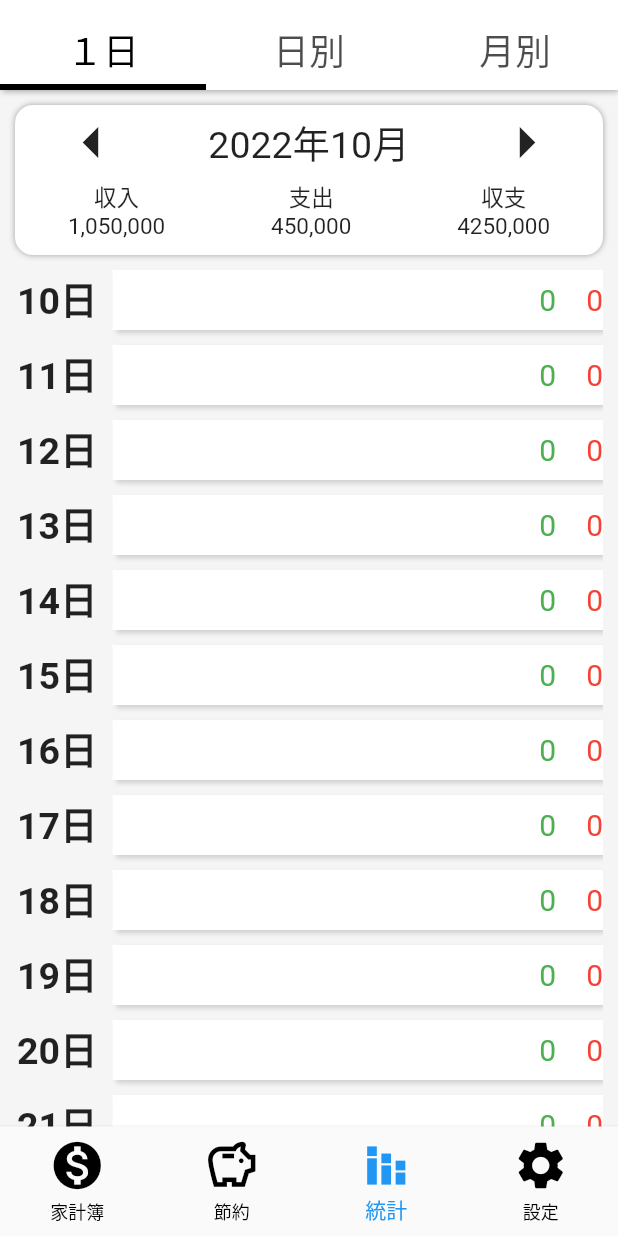
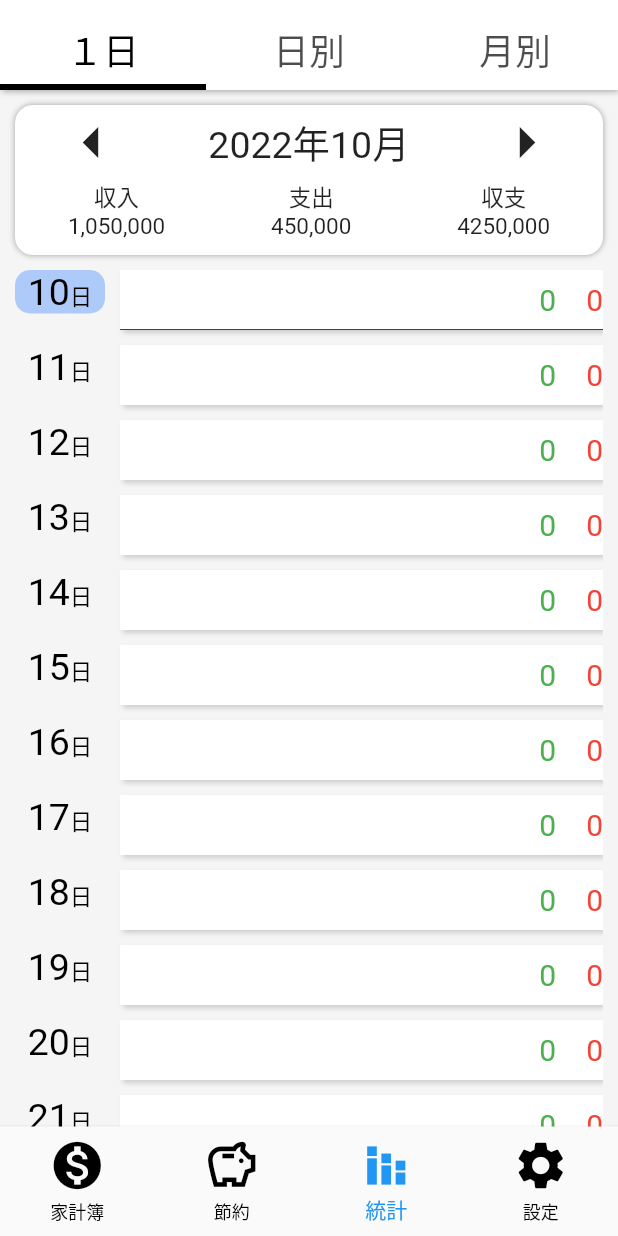
Before and after one commit to KimiMasa1021/account_book_app, a Flutter app: the screen it shows once a user with an empty profile is signed in, item 3 of the bottom bar chosen, on a phone screen of 412 x 824 dp. Run offline on Flutter 3.47's test engine with Material 2 defaults, Android fonts, the phone set to English and light mode, and no system bars; drawn by our look-alikes of scrollable_positioned_list; our stand-ins replace cloud_firestore, firebase_auth, firebase_core, fl_chart, flutter_hooks, flutter_neumorphic and 4 more; accounts and stored records are empty.

```diff
--- a/lib/component/statistics/one_day_panel.dart
+++ b/lib/component/statistics/one_day_panel.dart
@@ -1,20 +1,18 @@
 import 'package:flutter/material.dart';
-import 'package:scrollable_positioned_list/scrollable_positioned_list.dart';
 
 import '../../model/account_state.dart';
 
 class OneDayPanel extends StatelessWidget {
-  OneDayPanel({
+  const OneDayPanel({
     super.key,
     required this.day,
     required this.list,
-  }) {
-    debugPrint("");
-  }
+    required this.index,
+  });
 
   final String day;
   final List<AccountState> list;
-
+  final int index;
   @override
   Widget build(BuildContext context) {
     int sumExpend = list.where((e) => e.price < 0).isNotEmpty
@@ -37,15 +35,31 @@ class OneDayPanel extends StatelessWidget {
         Row(
           crossAxisAlignment: CrossAxisAlignment.start,
           children: [
-            SizedBox(
-              width: 55,
-              child: Text(
-                "$day日",
-                style: const TextStyle(
-                  fontSize: 25,
-                  fontWeight: FontWeight.bold,
+            Container(
+              decoration: DateTime.now().day == index + 1
+                  ? BoxDecoration(
+                      color: Colors.blueAccent.withOpacity(0.4),
+                      borderRadius: BorderRadius.circular(10),
+                    )
+                  : null,
+              padding: const EdgeInsets.symmetric(horizontal: 2),
+              width: 60,
+              child: Center(
+                child: RichText(
+                  text: TextSpan(
+                    style: const TextStyle(color: Colors.black),
+                    children: [
+                      TextSpan(
+                        text: day,
+                        style: const TextStyle(fontSize: 25),
+                      ),
+                      const TextSpan(
+                        text: '日',
+                        style: TextStyle(fontSize: 15),
+                      ),
+                    ],
+                  ),
                 ),
-                textAlign: TextAlign.right,
               ),
             ),
             Expanded(
@@ -63,7 +77,16 @@ class OneDayPanel extends StatelessWidget {
                 ),
                 child: Column(
                   children: [
-                    SizedBox(
+                    Container(
+                      decoration: BoxDecoration(
+                        border: DateTime.now().day == index + 1
+                            ? const Border(
+                                bottom: BorderSide(
+                                  width: 0.5,
+                                ),
+                              )
+                            : null,
+                      ),
                       height: 40,
                       child: Row(
                         mainAxisAlignment: MainAxisAlignment.end,
--- a/lib/provider/general_provider.dart
+++ b/lib/provider/general_provider.dart
@@ -86,7 +86,7 @@ final processingPriceProvider = Provider<AsyncValue<PriceState>>((ref) {
             .toList()
             .reduce((value, element) => value + element)
         : 0;
-//a
+
     return PriceState(
       monthlyState: monthlyState,
       expendState: expendState,
@@ -96,3 +96,7 @@ final processingPriceProvider = Provider<AsyncValue<PriceState>>((ref) {
     );
   });
 });
+//新しいインスタンス作ってちゃんと動いてるっぽいから↑をfamilyバージョンに変更してみる！！
+final testPrivider = Provider.family((ref, int aaa) {
+  return aaa + 10;
+});
--- a/lib/view/pages/account/account.dart
+++ b/lib/view/pages/account/account.dart
@@ -13,6 +13,10 @@ class AccountPage extends HookConsumerWidget {
   @override
   Widget build(BuildContext context, WidgetRef ref) {
     final usersState = ref.watch(usersControllerProvider);
+    final test = ref.watch(testPrivider(10));
+    final test2 = ref.watch(testPrivider(100));
+    debugPrint("test" + test.toString());
+    debugPrint("test2" + test2.toString());
 
     return ref.watch(processingPriceProvider).when(
       data: (state) {
--- a/lib/view/pages/statistic/one_day_page.dart
+++ b/lib/view/pages/statistic/one_day_page.dart
@@ -30,6 +30,7 @@ class OneDayPage extends HookConsumerWidget {
                           list: state.monthlyState
                               .where((val) => val.registeTime.day == index + 1)
                               .toList(),
+                          index: index,
                         );
                       },
                     ),
```
